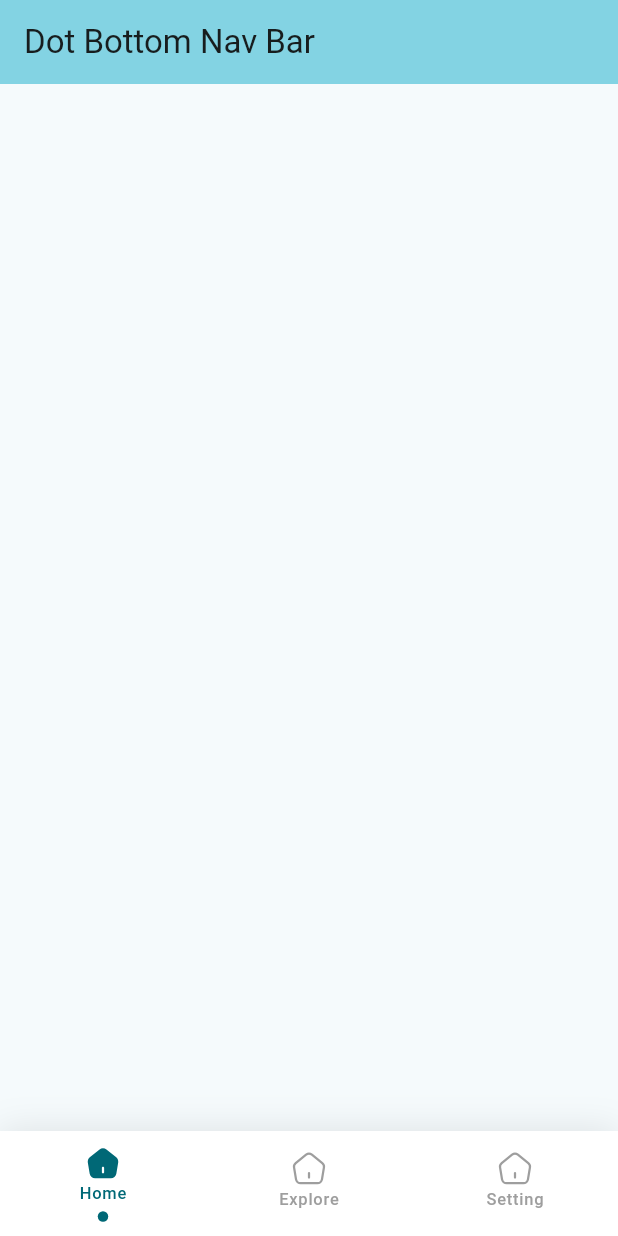
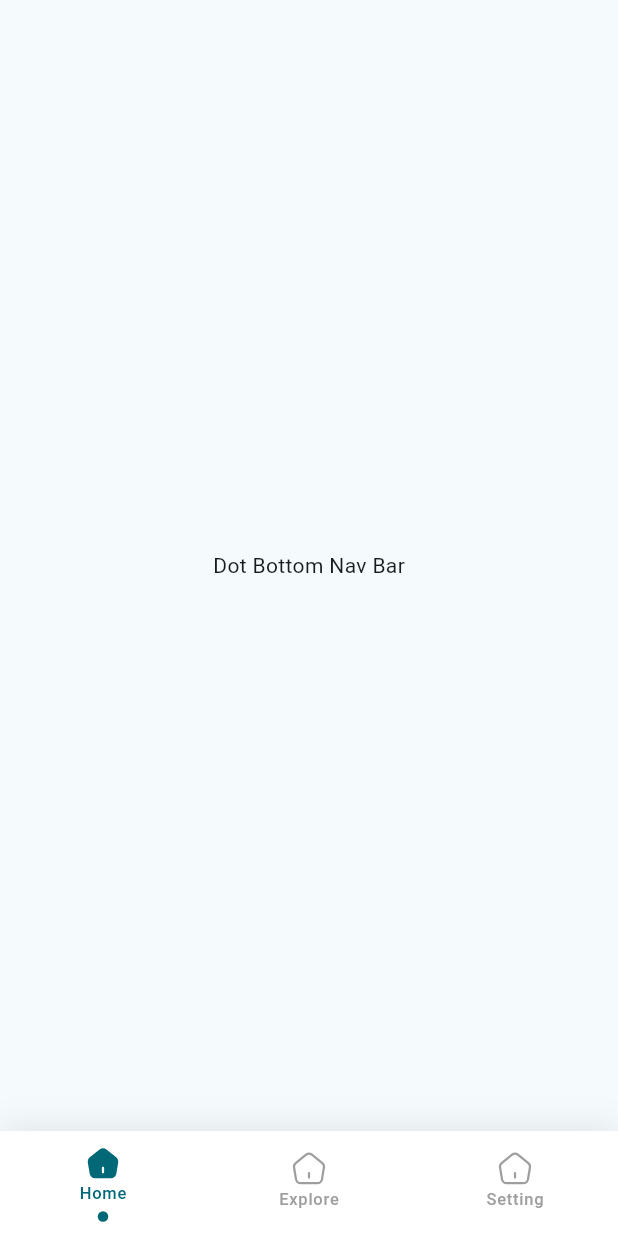
Before and after one commit to amin-allizadeh/dot_bottom_nav_bar, a Flutter app: the screen it shows after launch, on a phone screen of 412 x 824 dp. Run offline on Flutter 3.47's test engine with Material 2 defaults, Android fonts, the phone set to English and light mode, and no system bars; our stand-ins replace flutter_svg.

Commit message:
First commit

```diff
--- a/example/lib/main.dart
+++ b/example/lib/main.dart
@@ -35,9 +35,8 @@ class _MyHomePageState extends State<MyHomePage> {
   @override
   Widget build(BuildContext context) {
     return Scaffold(
-      appBar: AppBar(
-          backgroundColor: Theme.of(context).colorScheme.inversePrimary,
-          title: const Text("Dot Bottom Nav Bar")),
+      appBar: AppBar(toolbarHeight: 0),
+      body: const Center(child: Text("Dot Bottom Nav Bar")),
       bottomNavigationBar: DotBottomNavBar(
           currentIndex: selectIndex,
           onTap: (value) {
--- a/pubspec.yaml
+++ b/pubspec.yaml
@@ -1,5 +1,5 @@
 name: dot_bottom_nav_bar
-description: This dot package provides you with a navigation bar.
+description: A flutter package that provides awesome bottom navigation bar with dot indicator.
 version: 0.0.1
 homepage: 'https://github.com/amin-allizadeh/dot_bottom_nav_bar.git'
 
```
Also changed, not shown: 1 other file.
